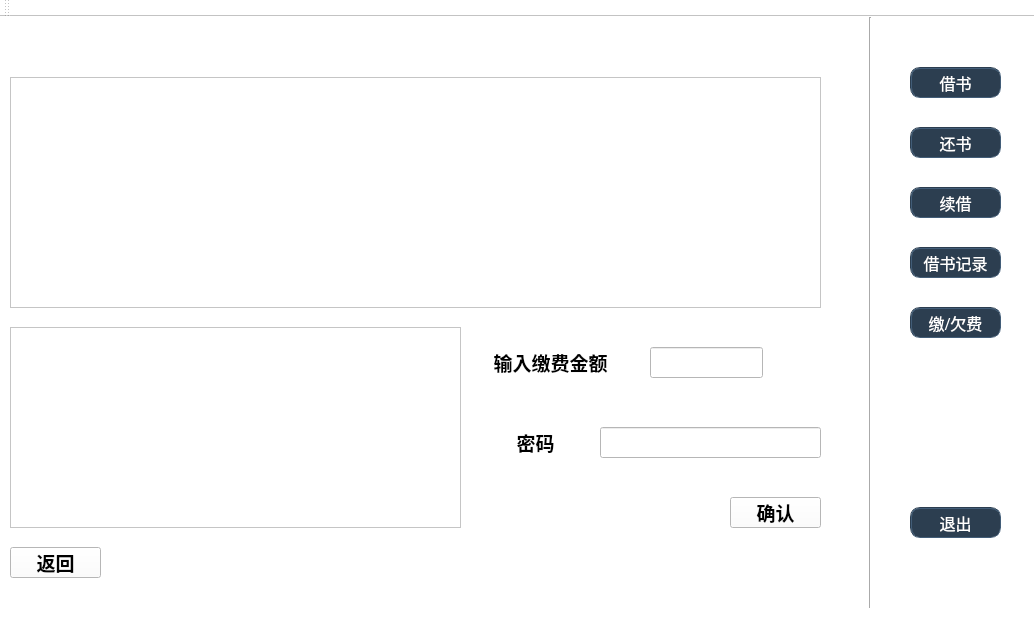
First picture: the form in abc/mainwindow.ui, repository BookMangeTeam/bookmanage, before the edit.
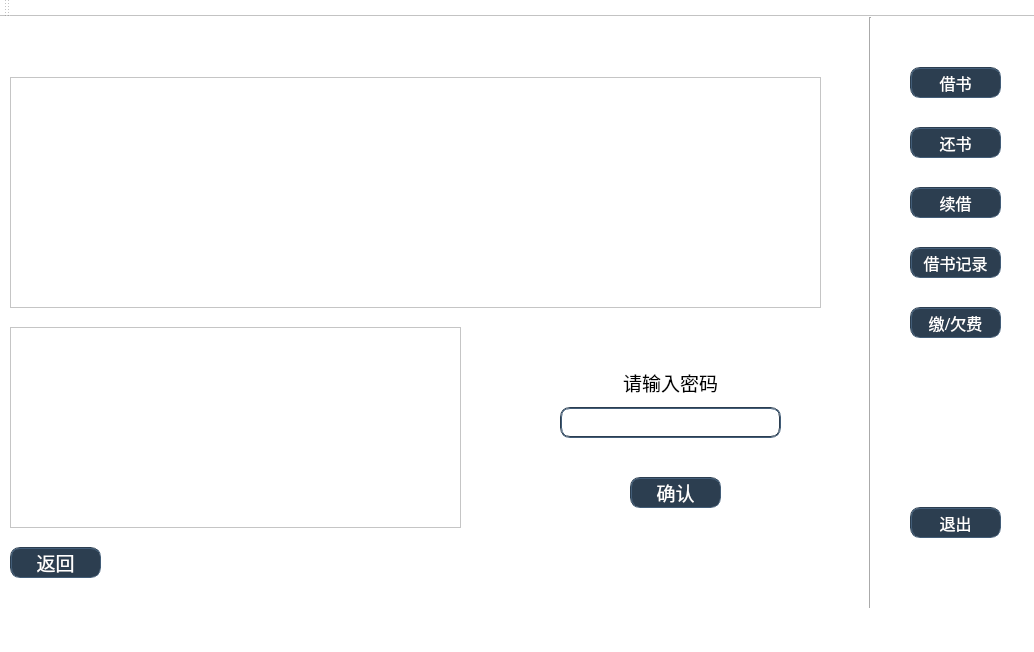
Second picture: the form after the edit. The open tabs and pages were chosen to show the change.

```diff
--- a/abc/mainwindow.ui
+++ b/abc/mainwindow.ui
@@ -7,7 +7,7 @@
     <x>0</x>
     <y>0</y>
     <width>1034</width>
-    <height>632</height>
+    <height>652</height>
    </rect>
   </property>
   <property name="sizePolicy">
@@ -152,7 +152,7 @@
       <x>10</x>
       <y>10</y>
       <width>851</width>
-      <height>571</height>
+      <height>561</height>
      </rect>
     </property>
     <property name="currentIndex">
@@ -476,58 +476,29 @@
         <height>201</height>
        </rect>
       </property>
-     </widget>
-     <widget class="QLabel" name="paymentAmount">
-      <property name="geometry">
-       <rect>
-        <x>480</x>
-        <y>320</y>
-        <width>121</width>
-        <height>31</height>
-       </rect>
-      </property>
-      <property name="font">
-       <font>
-        <pointsize>14</pointsize>
-        <weight>75</weight>
-        <bold>true</bold>
-       </font>
-      </property>
-      <property name="text">
-       <string>输入缴费金额</string>
-      </property>
-      <property name="alignment">
-       <set>Qt::AlignCenter</set>
-      </property>
-     </widget>
-     <widget class="QLineEdit" name="paymentAmountInput">
-      <property name="geometry">
-       <rect>
-        <x>640</x>
-        <y>320</y>
-        <width>113</width>
-        <height>31</height>
-       </rect>
+      <property name="styleSheet">
+       <string notr="true"/>
       </property>
      </widget>
      <widget class="QLabel" name="passwordMoney">
       <property name="geometry">
        <rect>
-        <x>490</x>
-        <y>400</y>
-        <width>71</width>
+        <x>600</x>
+        <y>340</y>
+        <width>121</width>
         <height>31</height>
        </rect>
       </property>
       <property name="font">
        <font>
+        <family>等线</family>
         <pointsize>14</pointsize>
-        <weight>75</weight>
-        <bold>true</bold>
+        <weight>50</weight>
+        <bold>false</bold>
        </font>
       </property>
       <property name="text">
-       <string>密码</string>
+       <string>请输入密码</string>
       </property>
       <property name="alignment">
        <set>Qt::AlignCenter</set>
@@ -536,12 +507,15 @@
      <widget class="QLineEdit" name="passwordMoneyInput">
       <property name="geometry">
        <rect>
-        <x>590</x>
-        <y>400</y>
+        <x>550</x>
+        <y>380</y>
         <width>221</width>
         <height>31</height>
        </rect>
       </property>
+      <property name="styleSheet">
+       <string notr="true">border:2px groove rgb(44, 62, 80);border-radius:10px;padding:2px 4px;</string>
+      </property>
       <property name="text">
        <string/>
       </property>
@@ -552,19 +526,23 @@
      <widget class="QPushButton" name="affirmButtonMoney">
       <property name="geometry">
        <rect>
-        <x>720</x>
-        <y>470</y>
+        <x>620</x>
+        <y>450</y>
         <width>91</width>
         <height>31</height>
        </rect>
       </property>
       <property name="font">
        <font>
+        <family>等线</family>
         <pointsize>14</pointsize>
-        <weight>75</weight>
-        <bold>true</bold>
+        <weight>50</weight>
+        <bold>false</bold>
        </font>
       </property>
+      <property name="styleSheet">
+       <string notr="true">border:2px groove rgb(44, 62, 80);border-radius:10px;padding:2px 4px;background-color:rgb(44, 62, 80);color:#fff;</string>
+      </property>
       <property name="text">
        <string>确认</string>
       </property>
@@ -580,11 +558,15 @@
       </property>
       <property name="font">
        <font>
+        <family>等线</family>
         <pointsize>14</pointsize>
-        <weight>75</weight>
-        <bold>true</bold>
+        <weight>50</weight>
+        <bold>false</bold>
        </font>
       </property>
+      <property name="styleSheet">
+       <string notr="true">border:2px groove rgb(44, 62, 80);border-radius:10px;padding:2px 4px;background-color:rgb(44, 62, 80);color:#fff;</string>
+      </property>
       <property name="text">
        <string>返回</string>
       </property>
```
Left out of the diff: 95 changed lines with no effect on the pictures.
